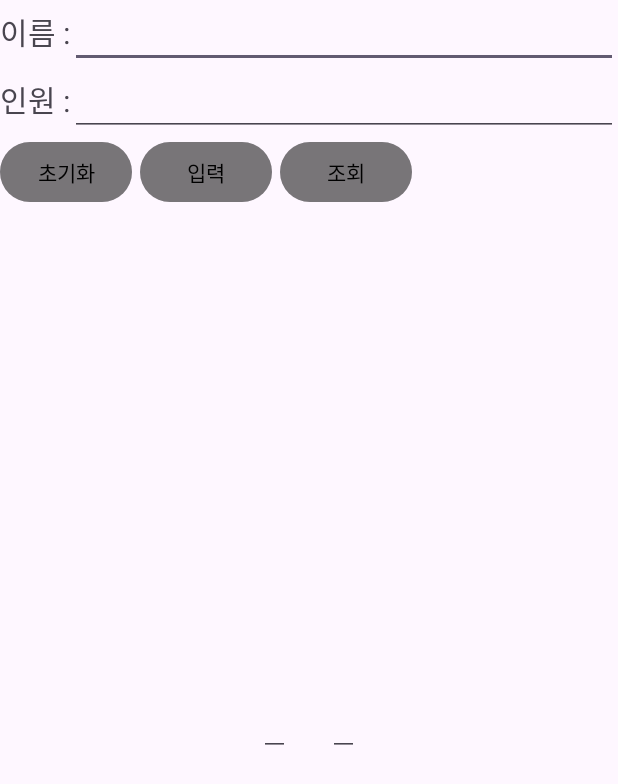
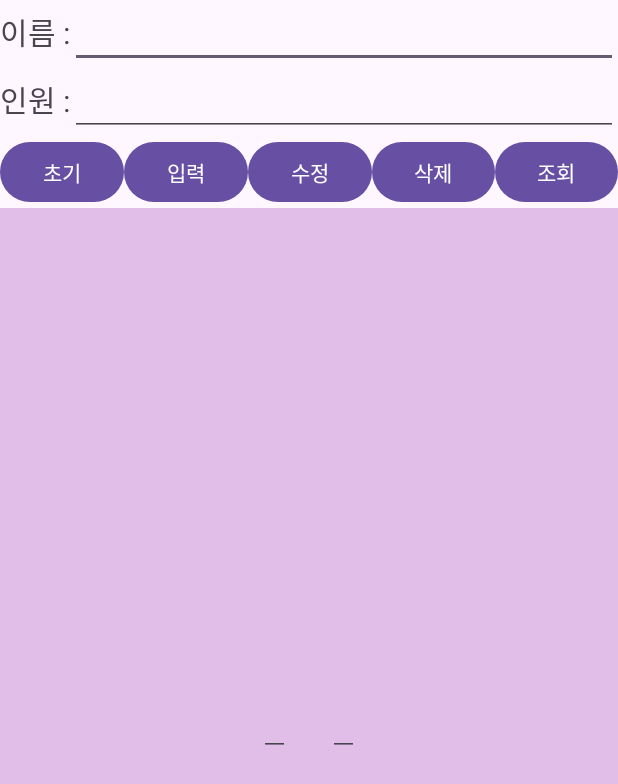
Before and after one commit to kimms0123/android5, an Android app: the exam1 screen opened directly, with no data from a screen before it, on a phone screen of 412 x 824 dp. Shown: the top 784 px of the screen. Run offline under Robolectric (Android 15) with nearby library versions, the phone set to English and light mode, and no system bars.

```diff
--- a/app/src/main/res/layout/activity_exam1_main.xml
+++ b/app/src/main/res/layout/activity_exam1_main.xml
@@ -4,6 +4,13 @@
     android:layout_width="match_parent"
     android:layout_height="match_parent"
     android:fitsSystemWindows="true">
+    <!--
+        직접 풀어보기(12-2)
+        1. '이름'에 그룹 이름과 변경된 인원을 입력 후 <수정>을 클릭하면 해당 그룹의 인원이 변경된다
+        2. '이름'에 그룹 이름을 입력하고 <삭제>를 클릭하면 해당 그룹의 행이 삭제된다.
+        3. <입력>, <수정>, <삭제>를 클릭하면 그 결과가 즉시 화면에 출력된다
+
+     -->
     <LinearLayout
         android:layout_width="match_parent"
         android:layout_height="wrap_content"
@@ -43,31 +50,39 @@
             android:id="@+id/btnInit"
             android:layout_width="wrap_content"
             android:layout_height="wrap_content"
-            android:layout_marginRight="5dp"
-            android:backgroundTint="#50000000"
-            android:textColor="@color/black"
-            android:text="초기화"/>
+            android:layout_weight="1"
+            android:text="초기"/>
         <Button
             android:id="@+id/btnInsert"
             android:layout_width="wrap_content"
             android:layout_height="wrap_content"
-            android:layout_marginRight="5dp"
-            android:backgroundTint="#50000000"
-            android:textColor="@color/black"
+            android:layout_weight="1"
             android:text="입력"/>
+        <Button
+            android:id="@+id/btnUpdate"
+            android:layout_width="wrap_content"
+            android:layout_height="wrap_content"
+            android:layout_weight="1"
+            android:text="수정"/>
+        <Button
+            android:id="@+id/btnDelete"
+            android:layout_width="wrap_content"
+            android:layout_height="wrap_content"
+            android:layout_weight="1"
+            android:text="삭제"/>
         <Button
             android:id="@+id/btnSelect"
             android:layout_width="wrap_content"
             android:layout_height="wrap_content"
-            android:backgroundTint="#50000000"
-            android:textColor="@color/black"
+            android:layout_weight="1"
             android:text="조회"/>
     </LinearLayout>
     <LinearLayout
         android:layout_width="match_parent"
         android:layout_height="match_parent"
         android:orientation="horizontal"
-        android:gravity="center">
+        android:gravity="center"
+        android:background="#E1BEE7">
         <EditText
             android:id="@+id/edtNameResult"
             android:layout_width="wrap_content"
```
Also changed, not shown: app/src/main/java/com/example/android3/exam1.kt (+51 -0 lines).
